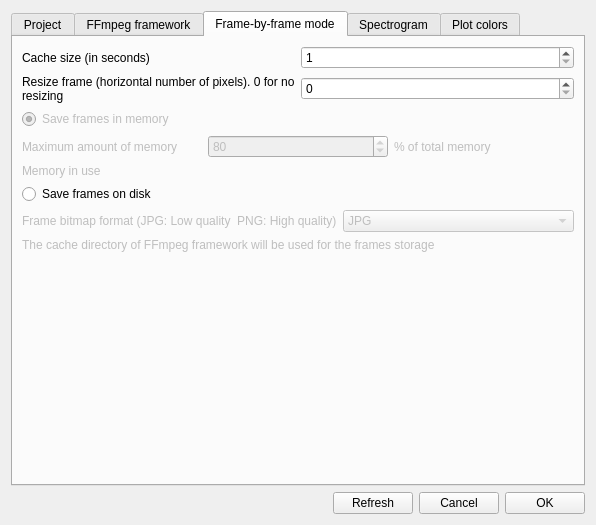
The window that src/preferences.ui (olivierfriard/BORIS) describes before a commit, drawn with Qt 5.
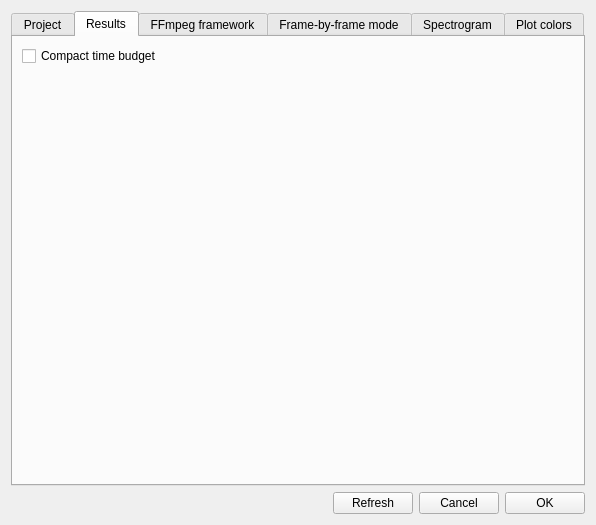
The same window after the commit.

Diff of the .ui file:
```diff
--- a/src/preferences.ui
+++ b/src/preferences.ui
@@ -22,7 +22,7 @@
      <item>
       <widget class="QTabWidget" name="tabWidget">
        <property name="currentIndex">
-        <number>2</number>
+        <number>1</number>
        </property>
        <widget class="QWidget" name="tab">
         <attribute name="title">
@@ -215,6 +215,33 @@
          </item>
         </layout>
        </widget>
+       <widget class="QWidget" name="tab_results">
+        <attribute name="title">
+         <string>Results</string>
+        </attribute>
+        <layout class="QVBoxLayout" name="verticalLayout_7">
+         <item>
+          <widget class="QCheckBox" name="cb_compact_time_budget">
+           <property name="text">
+            <string>Compact time budget</string>
+           </property>
+          </widget>
+         </item>
+         <item>
+          <spacer name="verticalSpacer_4">
+           <property name="orientation">
+            <enum>Qt::Vertical</enum>
+           </property>
+           <property name="sizeHint" stdset="0">
+            <size>
+             <width>20</width>
+             <height>391</height>
+            </size>
+           </property>
+          </spacer>
+         </item>
+        </layout>
+       </widget>
        <widget class="QWidget" name="tab_2">
         <attribute name="title">
          <string>FFmpeg framework</string>
```
